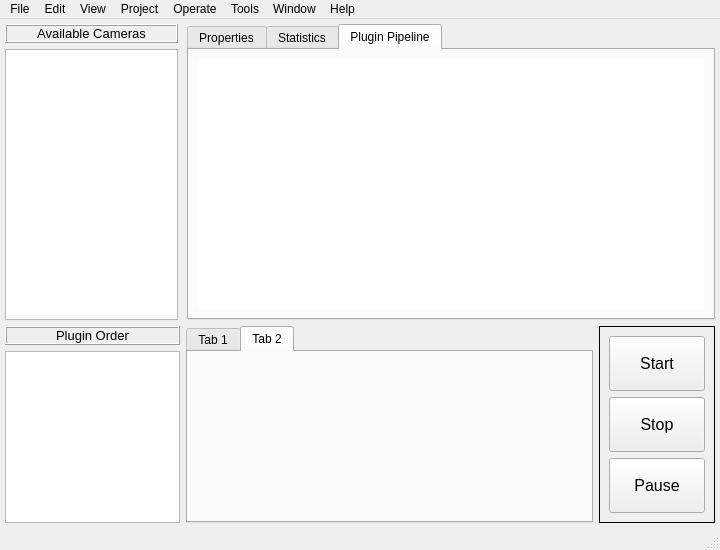
Old version of the form UI/design/mainWindow.ui in the repository nathanielnyema/rataGUI.
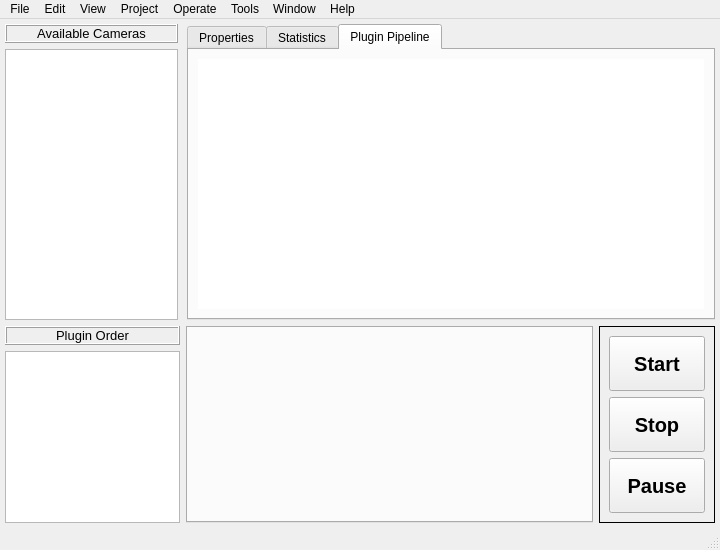
New version of the form. The open tabs and pages were chosen to show the change.

Patch:
```diff
--- a/UI/design/mainWindow.ui
+++ b/UI/design/mainWindow.ui
@@ -235,16 +235,6 @@
         <property name="currentIndex">
          <number>1</number>
         </property>
-        <widget class="QWidget" name="tab1">
-         <attribute name="title">
-          <string>Tab 1</string>
-         </attribute>
-        </widget>
-        <widget class="QWidget" name="tab2">
-         <attribute name="title">
-          <string>Tab 2</string>
-         </attribute>
-        </widget>
        </widget>
       </item>
       <item>
@@ -266,7 +256,9 @@
            </property>
            <property name="font">
             <font>
-             <pointsize>12</pointsize>
+             <pointsize>15</pointsize>
+             <weight>75</weight>
+             <bold>true</bold>
             </font>
            </property>
            <property name="text">
@@ -287,7 +279,9 @@
            </property>
            <property name="font">
             <font>
-             <pointsize>12</pointsize>
+             <pointsize>15</pointsize>
+             <weight>75</weight>
+             <bold>true</bold>
             </font>
            </property>
            <property name="mouseTracking">
@@ -320,7 +314,9 @@
            </property>
            <property name="font">
             <font>
-             <pointsize>12</pointsize>
+             <pointsize>15</pointsize>
+             <weight>75</weight>
+             <bold>true</bold>
             </font>
            </property>
            <property name="text">
```
Left out of the diff: 5 changed lines with no effect on the pictures.
